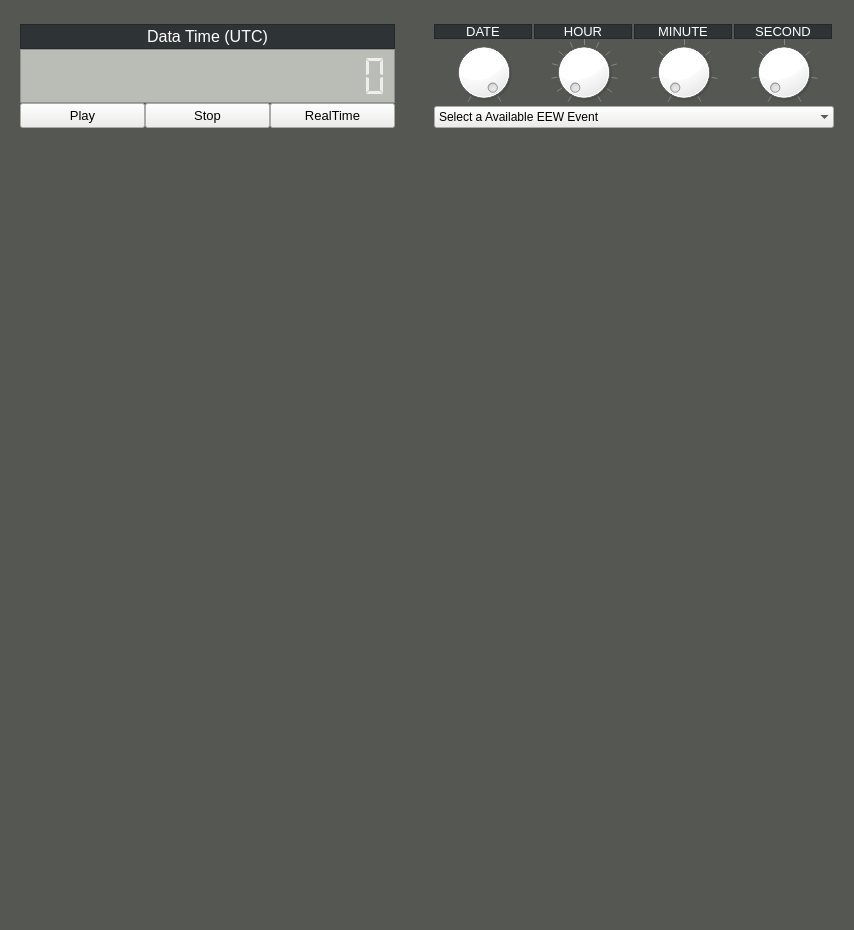
Above: mainwindow.ui from hayoungdaddy/KGRTShakeMap before the change. Below: the same form after it.
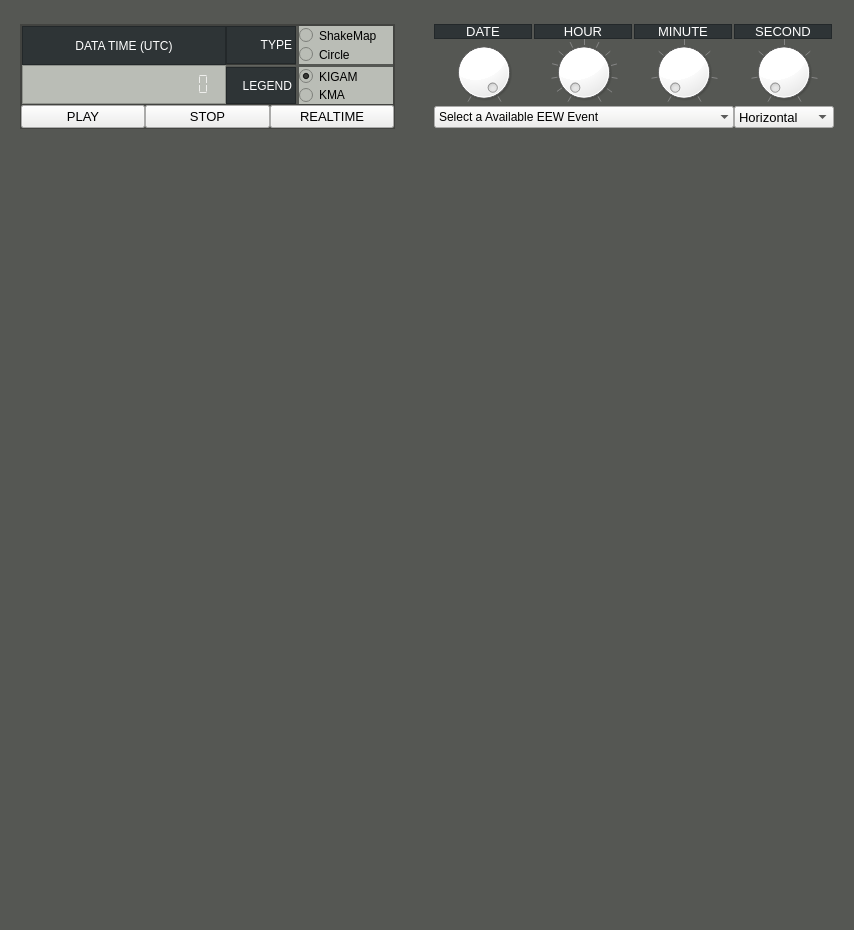
That is the form after the change.

Diff of the .ui file:
```diff
--- a/mainwindow.ui
+++ b/mainwindow.ui
@@ -81,79 +81,112 @@
          <number>0</number>
         </property>
         <item>
-         <layout class="QGridLayout" name="leftHeaderLO">
-          <property name="spacing">
-           <number>0</number>
-          </property>
-          <item row="4" column="2">
-           <widget class="QPushButton" name="currentPB">
+         <widget class="QFrame" name="frame">
             <property name="minimumSize">
              <size>
-              <width>125</width>
-              <height>25</height>
+            <width>375</width>
+            <height>105</height>
              </size>
             </property>
             <property name="maximumSize">
              <size>
-              <width>125</width>
-              <height>25</height>
-             </size>
-            </property>
-            <property name="font">
-             <font>
-              <pointsize>10</pointsize>
-             </font>
-            </property>
-            <property name="styleSheet">
-             <string notr="true">background-color: rgb(238, 238, 236);</string>
-            </property>
-            <property name="text">
-             <string>RealTime</string>
-            </property>
-            <property name="flat">
-             <bool>false</bool>
-            </property>
-           </widget>
-          </item>
-          <item row="4" column="0">
-           <widget class="QPushButton" name="playPB">
+            <width>375</width>
+            <height>105</height>
+           </size>
+          </property>
+          <property name="frameShape">
+           <enum>QFrame::StyledPanel</enum>
+          </property>
+          <property name="frameShadow">
+           <enum>QFrame::Raised</enum>
+          </property>
+          <layout class="QVBoxLayout" name="verticalLayout_3">
+           <property name="spacing">
+            <number>0</number>
+           </property>
+           <property name="leftMargin">
+            <number>0</number>
+           </property>
+           <property name="topMargin">
+            <number>0</number>
+           </property>
+           <property name="rightMargin">
+            <number>0</number>
+           </property>
+           <property name="bottomMargin">
+            <number>0</number>
+           </property>
+           <item>
+            <widget class="QFrame" name="frame_2">
+             <property name="frameShape">
+              <enum>QFrame::StyledPanel</enum>
+             </property>
+             <property name="frameShadow">
+              <enum>QFrame::Raised</enum>
+             </property>
+             <layout class="QHBoxLayout" name="horizontalLayout_3">
+              <property name="spacing">
+               <number>0</number>
+              </property>
+              <property name="leftMargin">
+               <number>0</number>
+              </property>
+              <property name="topMargin">
+               <number>0</number>
+              </property>
+              <property name="rightMargin">
+               <number>0</number>
+              </property>
+              <property name="bottomMargin">
+               <number>0</number>
+              </property>
+              <item>
+               <layout class="QVBoxLayout" name="verticalLayout">
+                <property name="spacing">
+                 <number>0</number>
+                </property>
+                <item>
+                 <widget class="QLabel" name="label">
             <property name="minimumSize">
              <size>
-              <width>125</width>
-              <height>25</height>
+                    <width>204</width>
+                    <height>0</height>
              </size>
             </property>
             <property name="maximumSize">
              <size>
-              <width>125</width>
-              <height>25</height>
-             </size>
-            </property>
-            <property name="font">
-             <font>
-              <pointsize>10</pointsize>
-             </font>
-            </property>
+                    <width>204</width>
+                    <height>16777215</height>
+                   </size>
+                  </property>
             <property name="styleSheet">
-             <string notr="true">background-color: rgb(238, 238, 236);</string>
-            </property>
+                   <string notr="true">background-color: rgb(46, 52, 54);
+color:rgb(255, 255, 255);
+</string>
+                  </property>
+                  <property name="frameShape">
+                   <enum>QFrame::StyledPanel</enum>
+                  </property>
             <property name="text">
-             <string>Play</string>
-            </property>
-           </widget>
-          </item>
-          <item row="3" column="0" colspan="3">
+                   <string>DATA TIME (UTC)</string>
+                  </property>
+                  <property name="alignment">
+                   <set>Qt::AlignCenter</set>
+                  </property>
+                 </widget>
+                </item>
+                <item>
            <widget class="QLCDNumber" name="dataTimeLCD">
-            <property name="maximumSize">
+                  <property name="minimumSize">
              <size>
-              <width>16777215</width>
-              <height>60</height>
-             </size>
-            </property>
-            <property name="sizeIncrement">
+                    <width>204</width>
+                    <height>0</height>
+                   </size>
+                  </property>
+                  <property name="maximumSize">
              <size>
-              <width>0</width>
-              <height>60</height>
+                    <width>204</width>
+                    <height>16777215</height>
              </size>
             </property>
             <property name="styleSheet">
@@ -163,12 +196,6 @@
             <property name="frameShape">
              <enum>QFrame::StyledPanel</enum>
             </property>
-            <property name="frameShadow">
-             <enum>QFrame::Plain</enum>
-            </property>
-            <property name="smallDecimalPoint">
-             <bool>false</bool>
-            </property>
             <property name="digitCount">
              <number>17</number>
             </property>
@@ -177,23 +204,85 @@
             </property>
            </widget>
           </item>
-          <item row="2" column="0" colspan="3">
-           <widget class="QLabel" name="label_5">
+               </layout>
+              </item>
+              <item>
+               <layout class="QGridLayout" name="gridLayout">
+                <property name="horizontalSpacing">
+                 <number>3</number>
+                </property>
+                <property name="verticalSpacing">
+                 <number>0</number>
+                </property>
+                <item row="0" column="1" rowspan="2">
+                 <layout class="QVBoxLayout" name="verticalLayout_4">
+                  <property name="spacing">
+                   <number>0</number>
+                  </property>
+                  <item>
+                   <widget class="QRadioButton" name="sTypeRB">
             <property name="minimumSize">
              <size>
-              <width>0</width>
-              <height>25</height>
-             </size>
-            </property>
+                      <width>85</width>
+                      <height>0</height>
+                     </size>
+                    </property>
+                    <property name="font">
+                     <font>
+                      <pointsize>9</pointsize>
+                     </font>
+                    </property>
+                    <property name="styleSheet">
+                     <string notr="true">background-color: rgb(186, 189, 182);</string>
+                    </property>
+                    <property name="text">
+                     <string>ShakeMap</string>
+                    </property>
+                    <property name="checked">
+                     <bool>true</bool>
+                    </property>
+                   </widget>
+                  </item>
+                  <item>
+                   <widget class="QRadioButton" name="cTypeRB">
+                    <property name="minimumSize">
+                     <size>
+                      <width>85</width>
+                      <height>0</height>
+                     </size>
+                    </property>
+                    <property name="font">
+                     <font>
+                      <pointsize>9</pointsize>
+                     </font>
+                    </property>
+                    <property name="styleSheet">
+                     <string notr="true">background-color: rgb(186, 189, 182);</string>
+                    </property>
+                    <property name="text">
+                     <string>Circle</string>
+                    </property>
+                   </widget>
+                  </item>
+                 </layout>
+                </item>
+                <item row="0" column="0" rowspan="2">
+                 <widget class="QLabel" name="label_2">
+                  <property name="minimumSize">
+                   <size>
+                    <width>70</width>
+                    <height>0</height>
+                   </size>
+                  </property>
             <property name="maximumSize">
              <size>
-              <width>16777215</width>
-              <height>25</height>
+                    <width>70</width>
+                    <height>16777215</height>
              </size>
             </property>
             <property name="font">
              <font>
-              <pointsize>12</pointsize>
+                    <pointsize>9</pointsize>
              </font>
             </property>
             <property name="styleSheet">
@@ -205,27 +294,140 @@
              <enum>QFrame::StyledPanel</enum>
             </property>
             <property name="text">
-             <string>Data Time (UTC)</string>
+                   <string>TYPE</string>
             </property>
             <property name="alignment">
-             <set>Qt::AlignCenter</set>
+                   <set>Qt::AlignRight|Qt::AlignTrailing|Qt::AlignVCenter</set>
             </property>
            </widget>
           </item>
-          <item row="4" column="1">
+                <item row="3" column="1" rowspan="2">
+                 <layout class="QVBoxLayout" name="verticalLayout_5">
+                  <property name="spacing">
+                   <number>0</number>
+                  </property>
+                  <item>
+                   <widget class="QRadioButton" name="kigamLegendRB">
+                    <property name="enabled">
+                     <bool>true</bool>
+                    </property>
+                    <property name="minimumSize">
+                     <size>
+                      <width>85</width>
+                      <height>0</height>
+                     </size>
+                    </property>
+                    <property name="font">
+                     <font>
+                      <pointsize>9</pointsize>
+                     </font>
+                    </property>
+                    <property name="styleSheet">
+                     <string notr="true">background-color: rgb(186, 189, 182);</string>
+                    </property>
+                    <property name="text">
+                     <string>KIGAM</string>
+                    </property>
+                    <property name="checked">
+                     <bool>true</bool>
+                    </property>
+                   </widget>
+                  </item>
+                  <item>
+                   <widget class="QRadioButton" name="kmaLegendRB">
+                    <property name="enabled">
+                     <bool>true</bool>
+                    </property>
+                    <property name="minimumSize">
+                     <size>
+                      <width>85</width>
+                      <height>0</height>
+                     </size>
+                    </property>
+                    <property name="font">
+                     <font>
+                      <pointsize>9</pointsize>
+                     </font>
+                    </property>
+                    <property name="styleSheet">
+                     <string notr="true">background-color: rgb(186, 189, 182);</string>
+                    </property>
+                    <property name="text">
+                     <string>KMA</string>
+                    </property>
+                   </widget>
+                  </item>
+                 </layout>
+                </item>
+                <item row="2" column="0">
+                 <widget class="Line" name="line">
+                  <property name="orientation">
+                   <enum>Qt::Horizontal</enum>
+                  </property>
+                 </widget>
+                </item>
+                <item row="3" column="0" rowspan="2">
+                 <widget class="QLabel" name="label_3">
+                  <property name="minimumSize">
+                   <size>
+                    <width>70</width>
+                    <height>0</height>
+                   </size>
+                  </property>
+                  <property name="maximumSize">
+                   <size>
+                    <width>70</width>
+                    <height>16777215</height>
+                   </size>
+                  </property>
+                  <property name="font">
+                   <font>
+                    <pointsize>9</pointsize>
+                   </font>
+                  </property>
+                  <property name="styleSheet">
+                   <string notr="true">background-color: rgb(46, 52, 54);
+color:rgb(255, 255, 255);
+</string>
+                  </property>
+                  <property name="frameShape">
+                   <enum>QFrame::StyledPanel</enum>
+                  </property>
+                  <property name="text">
+                   <string>LEGEND</string>
+                  </property>
+                  <property name="alignment">
+                   <set>Qt::AlignRight|Qt::AlignTrailing|Qt::AlignVCenter</set>
+                  </property>
+                 </widget>
+                </item>
+               </layout>
+              </item>
+             </layout>
+            </widget>
+           </item>
+           <item>
+            <layout class="QHBoxLayout" name="horizontalLayout">
+             <property name="spacing">
+              <number>0</number>
+             </property>
+             <item>
+              <widget class="QPushButton" name="playPB">
+               <property name="font">
+                <font>
+                 <pointsize>10</pointsize>
+                </font>
+               </property>
+               <property name="styleSheet">
+                <string notr="true">background-color: rgb(238, 238, 236);</string>
+               </property>
+               <property name="text">
+                <string>PLAY</string>
+               </property>
+              </widget>
+             </item>
+             <item>
            <widget class="QPushButton" name="stopPB">
-            <property name="minimumSize">
-             <size>
-              <width>125</width>
-              <height>25</height>
-             </size>
-            </property>
-            <property name="maximumSize">
-             <size>
-              <width>125</width>
-              <height>25</height>
-             </size>
-            </property>
             <property name="font">
              <font>
               <pointsize>10</pointsize>
@@ -235,31 +437,36 @@
              <string notr="true">background-color: rgb(238, 238, 236);</string>
             </property>
             <property name="text">
-             <string>Stop</string>
+                <string>STOP</string>
             </property>
            </widget>
           </item>
-          <item row="3" column="4">
-           <spacer name="horizontalSpacer_3">
-            <property name="orientation">
-             <enum>Qt::Horizontal</enum>
-            </property>
-            <property name="sizeHint" stdset="0">
-             <size>
-              <width>40</width>
-              <height>20</height>
-             </size>
-            </property>
-           </spacer>
-          </item>
-         </layout>
+             <item>
+              <widget class="QPushButton" name="currentPB">
+               <property name="font">
+                <font>
+                 <pointsize>10</pointsize>
+                </font>
+               </property>
+               <property name="styleSheet">
+                <string notr="true">background-color: rgb(238, 238, 236);</string>
+               </property>
+               <property name="text">
+                <string>REALTIME</string>
+               </property>
+              </widget>
+             </item>
+            </layout>
+           </item>
+          </layout>
+         </widget>
         </item>
         <item>
          <layout class="QGridLayout" name="rightHeaderLO">
           <property name="spacing">
            <number>0</number>
           </property>
-          <item row="0" column="1">
+          <item row="0" column="2">
            <widget class="QLabel" name="hourLB">
             <property name="minimumSize">
              <size>
@@ -294,7 +501,7 @@
             </property>
            </widget>
           </item>
-          <item row="0" column="0">
+          <item row="0" column="1">
            <widget class="QLabel" name="dateLB">
             <property name="minimumSize">
              <size>
@@ -329,7 +536,7 @@
             </property>
            </widget>
           </item>
-          <item row="2" column="0">
+          <item row="2" column="1">
            <widget class="QDial" name="dateDial">
             <property name="minimumSize">
              <size>
@@ -364,45 +571,45 @@
             </property>
            </widget>
           </item>
-          <item row="2" column="2">
-           <widget class="QDial" name="minDial">
-            <property name="minimumSize">
-             <size>
-              <width>100</width>
-              <height>67</height>
-             </size>
-            </property>
-            <property name="maximumSize">
-             <size>
-              <width>100</width>
-              <height>67</height>
-             </size>
-            </property>
-            <property name="styleSheet">
-             <string notr="true">background-color: rgb(255, 255, 255);
-</string>
-            </property>
-            <property name="maximum">
-             <number>59</number>
-            </property>
-            <property name="pageStep">
-             <number>1</number>
-            </property>
-            <property name="invertedControls">
-             <bool>false</bool>
-            </property>
-            <property name="wrapping">
-             <bool>false</bool>
-            </property>
-            <property name="notchTarget">
-             <double>11.000000000000000</double>
-            </property>
-            <property name="notchesVisible">
-             <bool>true</bool>
-            </property>
-           </widget>
-          </item>
           <item row="2" column="3">
+           <widget class="QDial" name="minDial">
+            <property name="minimumSize">
+             <size>
+              <width>100</width>
+              <height>67</height>
+             </size>
+            </property>
+            <property name="maximumSize">
+             <size>
+              <width>100</width>
+              <height>67</height>
+             </size>
+            </property>
+            <property name="styleSheet">
+             <string notr="true">background-color: rgb(255, 255, 255);
+</string>
+            </property>
+            <property name="maximum">
+             <number>59</number>
+            </property>
+            <property name="pageStep">
+             <number>1</number>
+            </property>
+            <property name="invertedControls">
+             <bool>false</bool>
+            </property>
+            <property name="wrapping">
+             <bool>false</bool>
+            </property>
+            <property name="notchTarget">
+             <double>11.000000000000000</double>
+            </property>
+            <property name="notchesVisible">
+             <bool>true</bool>
+            </property>
+           </widget>
+          </item>
+          <item row="2" column="4">
            <widget class="QDial" name="secDial">
             <property name="minimumSize">
              <size>
@@ -434,7 +641,7 @@
             </property>
            </widget>
           </item>
-          <item row="2" column="1">
+          <item row="2" column="2">
            <widget class="QDial" name="hourDial">
             <property name="minimumSize">
              <size>
@@ -478,7 +685,7 @@
             </property>
            </widget>
           </item>
-          <item row="0" column="2">
+          <item row="0" column="3">
            <widget class="QLabel" name="minLB">
             <property name="minimumSize">
              <size>
@@ -513,7 +720,7 @@
             </property>
            </widget>
           </item>
-          <item row="0" column="3">
+          <item row="0" column="4">
            <widget class="QLabel" name="secLB">
             <property name="minimumSize">
              <size>
@@ -548,20 +755,33 @@
             </property>
            </widget>
           </item>
-          <item row="3" column="0" colspan="4">
+          <item row="2" column="0">
+           <spacer name="horizontalSpacer_3">
+            <property name="orientation">
+             <enum>Qt::Horizontal</enum>
+            </property>
+            <property name="sizeHint" stdset="0">
+             <size>
+              <width>40</width>
+              <height>20</height>
+             </size>
+            </property>
+           </spacer>
+          </item>
+          <item row="3" column="1" colspan="3">
            <widget class="QComboBox" name="eventListCB">
             <property name="enabled">
              <bool>true</bool>
             </property>
             <property name="minimumSize">
              <size>
-              <width>0</width>
+              <width>300</width>
               <height>22</height>
              </size>
             </property>
             <property name="maximumSize">
              <size>
-              <width>16777215</width>
+              <width>300</width>
               <height>22</height>
              </size>
             </property>
@@ -589,6 +809,58 @@
             </item>
            </widget>
           </item>
+          <item row="3" column="4">
+           <widget class="QComboBox" name="monChanCB">
+            <property name="minimumSize">
+             <size>
+              <width>100</width>
+              <height>22</height>
+             </size>
+            </property>
+            <property name="maximumSize">
+             <size>
+              <width>100</width>
+              <height>22</height>
+             </size>
+            </property>
+            <property name="font">
+             <font>
+              <pointsize>10</pointsize>
+             </font>
+            </property>
+            <property name="styleSheet">
+             <string notr="true">background-color: rgb(238, 238, 236);</string>
+            </property>
+            <property name="currentIndex">
+             <number>3</number>
+            </property>
+            <item>
+             <property name="text">
+              <string>East/West</string>
+             </property>
+            </item>
+            <item>
+             <property name="text">
+              <string>North/South</string>
+             </property>
+            </item>
+            <item>
+             <property name="text">
+              <string>Up/Down</string>
+             </property>
+            </item>
+            <item>
+             <property name="text">
+              <string>Horizontal</string>
+             </property>
+            </item>
+            <item>
+             <property name="text">
+              <string>Total (3D)</string>
+             </property>
+            </item>
+           </widget>
+          </item>
          </layout>
         </item>
        </layout>
```
Lines whose indentation alone changed are shown as unchanged.
